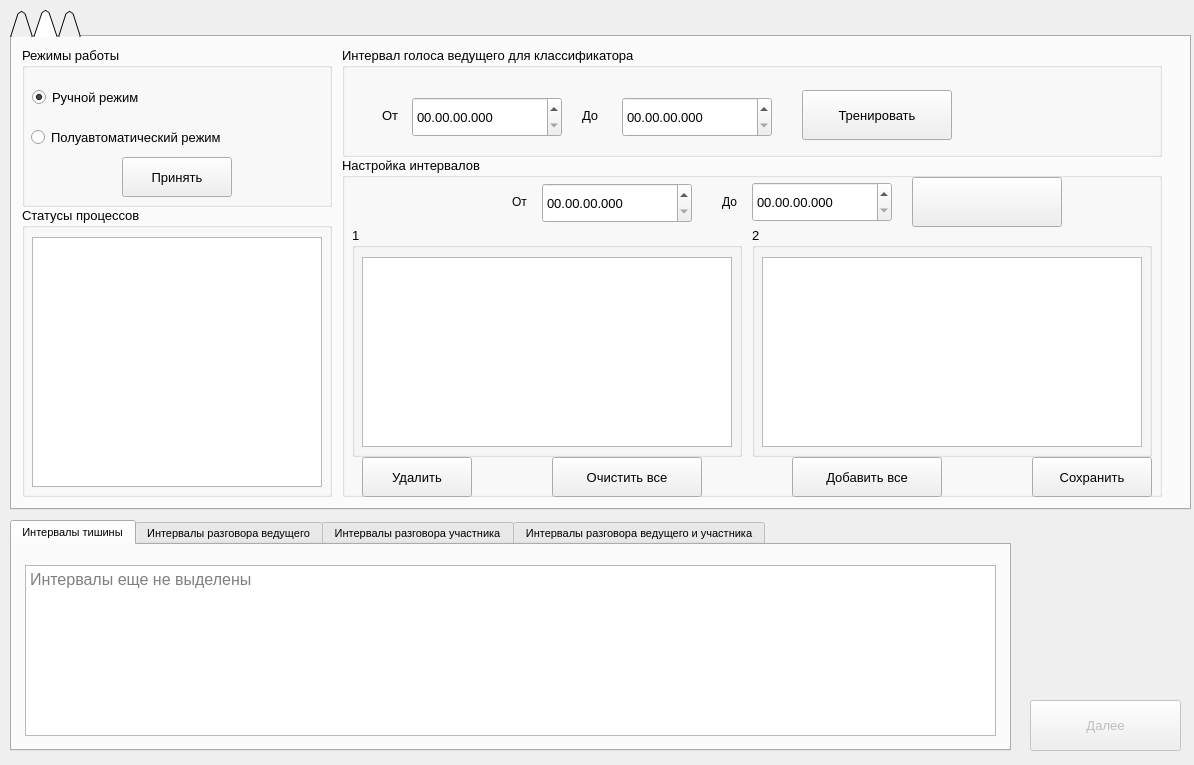
This is Code Python/gmm_ubm/RESULT/gui/standart_window.ui in JustBeslan/Diplom as Qt 5 draws it before an edit. The edited form follows.
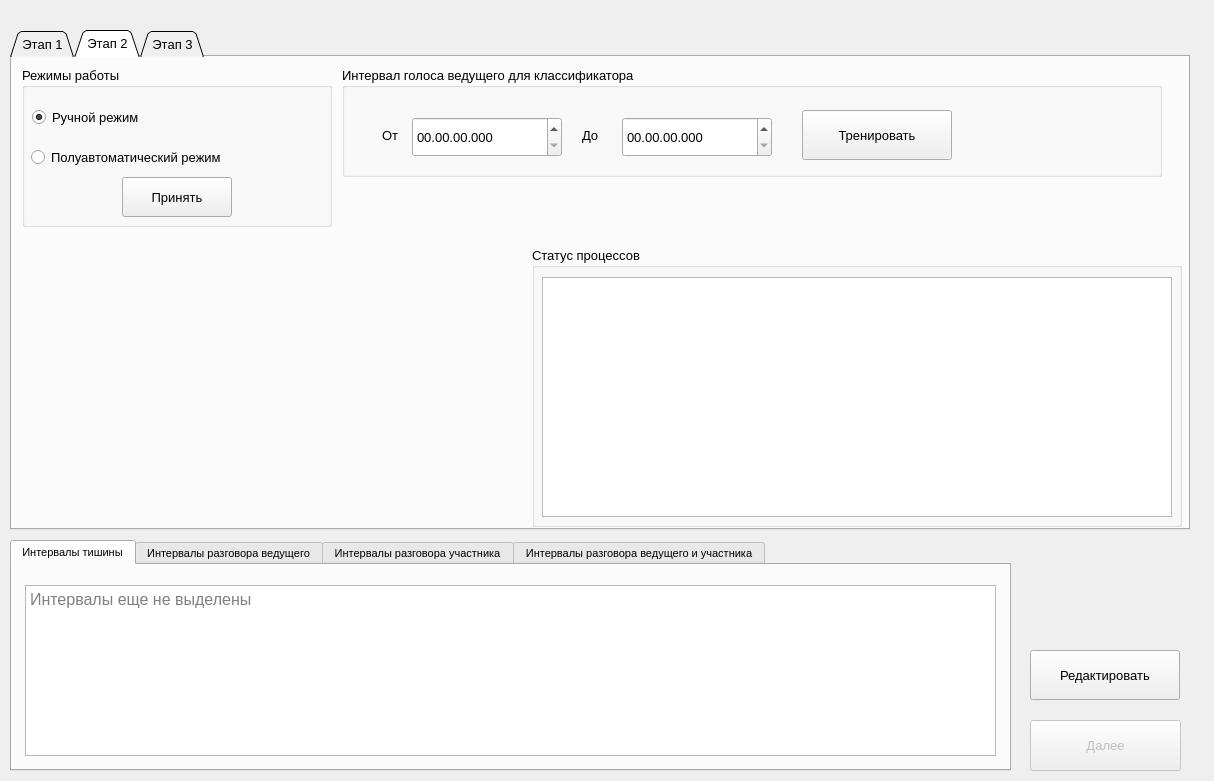
This is the edited form. The open tabs and pages were chosen to show the change.

Commit message: перенесен интерфейс настройки интервалов

The edit to the form file:
```diff
--- a/Code Python/gmm_ubm/RESULT/gui/standart_window.ui
+++ b/Code Python/gmm_ubm/RESULT/gui/standart_window.ui
@@ -6,8 +6,8 @@
    <rect>
     <x>0</x>
     <y>0</y>
-    <width>1194</width>
-    <height>765</height>
+    <width>1214</width>
+    <height>781</height>
    </rect>
   </property>
   <property name="font">
@@ -25,7 +25,7 @@
    <property name="geometry">
     <rect>
      <x>1030</x>
-     <y>700</y>
+     <y>720</y>
      <width>151</width>
      <height>51</height>
     </rect>
@@ -38,38 +38,20 @@
    <property name="geometry">
     <rect>
      <x>10</x>
-     <y>10</y>
-     <width>1181</width>
+     <y>30</y>
+     <width>1180</width>
      <height>500</height>
     </rect>
    </property>
-   <property name="tabPosition">
-    <enum>QTabWidget::North</enum>
-   </property>
    <property name="tabShape">
     <enum>QTabWidget::Triangular</enum>
    </property>
    <property name="currentIndex">
     <number>0</number>
    </property>
-   <property name="usesScrollButtons">
-    <bool>false</bool>
-   </property>
-   <property name="documentMode">
-    <bool>false</bool>
-   </property>
-   <property name="tabsClosable">
-    <bool>false</bool>
-   </property>
-   <property name="movable">
-    <bool>false</bool>
-   </property>
-   <property name="tabBarAutoHide">
-    <bool>false</bool>
-   </property>
    <widget class="QWidget" name="window_1">
     <attribute name="title">
-     <string/>
+     <string>Этап 1</string>
     </attribute>
     <widget class="QPushButton" name="extractSilenceButton">
      <property name="geometry">
@@ -317,27 +299,27 @@
    </widget>
    <widget class="QWidget" name="window_2">
     <attribute name="title">
-     <string/>
+     <string>Этап 2</string>
     </attribute>
     <widget class="QGroupBox" name="statusProcesses_groupBox_2">
      <property name="geometry">
       <rect>
-       <x>10</x>
-       <y>170</y>
-       <width>310</width>
-       <height>290</height>
+       <x>520</x>
+       <y>190</y>
+       <width>650</width>
+       <height>280</height>
       </rect>
      </property>
      <property name="title">
-      <string>Статусы процессов</string>
+      <string>Статус процессов</string>
      </property>
      <widget class="QTextEdit" name="textBox_status_2">
       <property name="geometry">
        <rect>
         <x>10</x>
         <y>30</y>
-        <width>290</width>
-        <height>250</height>
+        <width>630</width>
+        <height>240</height>
        </rect>
       </property>
       <property name="readOnly">
@@ -400,214 +382,6 @@
       </property>
      </widget>
     </widget>
-    <widget class="QGroupBox" name="settingsIntervals_groupBox">
-     <property name="geometry">
-      <rect>
-       <x>330</x>
-       <y>120</y>
-       <width>820</width>
-       <height>340</height>
-      </rect>
-     </property>
-     <property name="title">
-      <string>Настройка интервалов</string>
-     </property>
-     <widget class="QLabel" name="label_7">
-      <property name="geometry">
-       <rect>
-        <x>170</x>
-        <y>30</y>
-        <width>30</width>
-        <height>30</height>
-       </rect>
-      </property>
-      <property name="font">
-       <font>
-        <pointsize>9</pointsize>
-       </font>
-      </property>
-      <property name="text">
-       <string>От</string>
-      </property>
-     </widget>
-     <widget class="QLabel" name="label_8">
-      <property name="geometry">
-       <rect>
-        <x>380</x>
-        <y>30</y>
-        <width>30</width>
-        <height>30</height>
-       </rect>
-      </property>
-      <property name="font">
-       <font>
-        <pointsize>9</pointsize>
-       </font>
-      </property>
-      <property name="text">
-       <string>До</string>
-      </property>
-     </widget>
-     <widget class="QPushButton" name="addChange_button">
-      <property name="geometry">
-       <rect>
-        <x>570</x>
-        <y>20</y>
-        <width>150</width>
-        <height>50</height>
-       </rect>
-      </property>
-      <property name="text">
-       <string/>
-      </property>
-     </widget>
-     <widget class="QGroupBox" name="intervals1_groupBox">
-      <property name="geometry">
-       <rect>
-        <x>10</x>
-        <y>70</y>
-        <width>390</width>
-        <height>230</height>
-       </rect>
-      </property>
-      <property name="title">
-       <string>1</string>
-      </property>
-      <widget class="QListWidget" name="intervals1_listBox">
-       <property name="geometry">
-        <rect>
-         <x>10</x>
-         <y>30</y>
-         <width>370</width>
-         <height>190</height>
-        </rect>
-       </property>
-       <property name="font">
-        <font>
-         <pointsize>8</pointsize>
-        </font>
-       </property>
-       <property name="selectionMode">
-        <enum>QAbstractItemView::ExtendedSelection</enum>
-       </property>
-       <property name="sortingEnabled">
-        <bool>false</bool>
-       </property>
-      </widget>
-     </widget>
-     <widget class="QGroupBox" name="intervals2_groupBox">
-      <property name="geometry">
-       <rect>
-        <x>410</x>
-        <y>70</y>
-        <width>400</width>
-        <height>230</height>
-       </rect>
-      </property>
-      <property name="title">
-       <string>2</string>
-      </property>
-      <widget class="QListWidget" name="intervals2_listBox">
-       <property name="geometry">
-        <rect>
-         <x>10</x>
-         <y>30</y>
-         <width>380</width>
-         <height>190</height>
-        </rect>
-       </property>
-       <property name="font">
-        <font>
-         <pointsize>8</pointsize>
-        </font>
-       </property>
-       <property name="selectionMode">
-        <enum>QAbstractItemView::ExtendedSelection</enum>
-       </property>
-       <property name="sortingEnabled">
-        <bool>false</bool>
-       </property>
-      </widget>
-     </widget>
-     <widget class="QPushButton" name="deleteInterval_button">
-      <property name="geometry">
-       <rect>
-        <x>20</x>
-        <y>300</y>
-        <width>110</width>
-        <height>40</height>
-       </rect>
-      </property>
-      <property name="text">
-       <string>Удалить</string>
-      </property>
-     </widget>
-     <widget class="QPushButton" name="clearAllIntervals_button">
-      <property name="geometry">
-       <rect>
-        <x>210</x>
-        <y>300</y>
-        <width>150</width>
-        <height>40</height>
-       </rect>
-      </property>
-      <property name="text">
-       <string>Очистить все</string>
-      </property>
-     </widget>
-     <widget class="QPushButton" name="addAllIntervals_button">
-      <property name="geometry">
-       <rect>
-        <x>450</x>
-        <y>300</y>
-        <width>150</width>
-        <height>40</height>
-       </rect>
-      </property>
-      <property name="text">
-       <string>Добавить все</string>
-      </property>
-     </widget>
-     <widget class="QPushButton" name="saveIntervals_button">
-      <property name="geometry">
-       <rect>
-        <x>690</x>
-        <y>300</y>
-        <width>120</width>
-        <height>40</height>
-       </rect>
-      </property>
-      <property name="text">
-       <string>Сохранить</string>
-      </property>
-     </widget>
-     <widget class="QTimeEdit" name="fromInterval_timeEdit">
-      <property name="geometry">
-       <rect>
-        <x>200</x>
-        <y>26</y>
-        <width>150</width>
-        <height>40</height>
-       </rect>
-      </property>
-      <property name="displayFormat">
-       <string>HH.mm.ss.zzz</string>
-      </property>
-     </widget>
-     <widget class="QTimeEdit" name="toInterval_timeEdit">
-      <property name="geometry">
-       <rect>
-        <x>410</x>
-        <y>25</y>
-        <width>140</width>
-        <height>40</height>
-       </rect>
-      </property>
-      <property name="displayFormat">
-       <string>HH.mm.ss.zzz</string>
-      </property>
-     </widget>
-    </widget>
     <widget class="QGroupBox" name="trainClassificator_groupBox">
      <property name="geometry">
       <rect>
@@ -689,7 +463,7 @@
    </widget>
    <widget class="QWidget" name="tab">
     <attribute name="title">
-     <string/>
+     <string>Этап 3</string>
     </attribute>
     <widget class="QGroupBox" name="statusProcesses_groupBox_3">
      <property name="geometry">
@@ -897,7 +671,7 @@
    <property name="geometry">
     <rect>
      <x>10</x>
-     <y>520</y>
+     <y>540</y>
      <width>1001</width>
      <height>231</height>
     </rect>
@@ -1018,6 +792,19 @@
     </widget>
    </widget>
   </widget>
+  <widget class="QPushButton" name="editingIntervals_pushButton">
+   <property name="geometry">
+    <rect>
+     <x>1030</x>
+     <y>650</y>
+     <width>150</width>
+     <height>50</height>
+    </rect>
+   </property>
+   <property name="text">
+    <string>Редактировать</string>
+   </property>
+  </widget>
  </widget>
  <resources/>
  <connections/>
```
Left out of the diff: 159 changed lines with no effect on the pictures. The commit also changes 21 other files.
